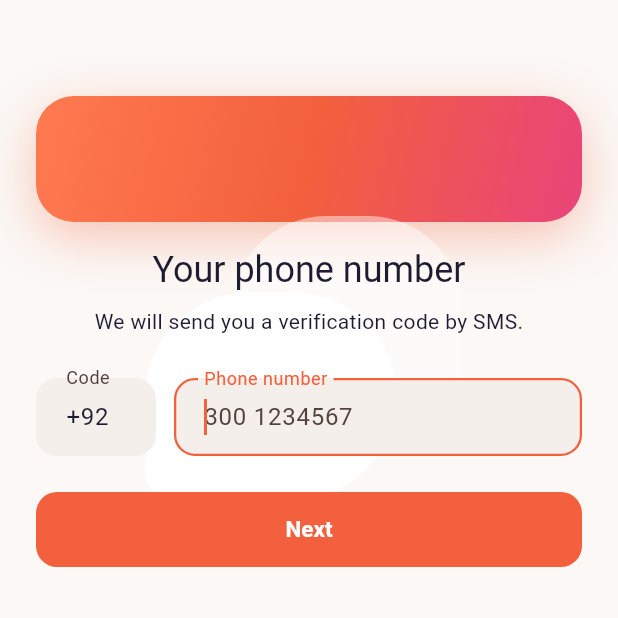
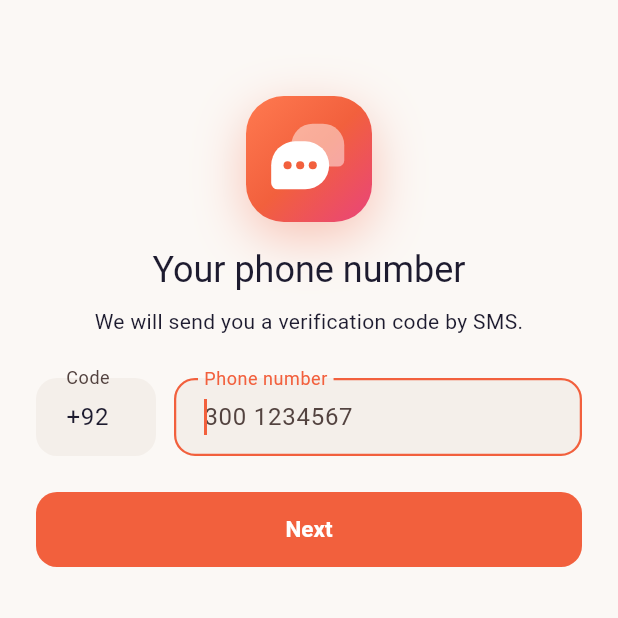
Before and after one commit to itman318/talvio, a Flutter app: the screen it shows after launch, on a phone screen of 412 x 824 dp, the top half of it. Run offline on Flutter 3.47's test engine with Material 3 defaults, Android fonts, the phone set to English and light mode, and no system bars; our stand-ins replace connectivity_plus, file_picker, firebase_core, firebase_messaging, flutter_contacts, flutter_secure_storage and 10 more; missing offline and left inert: cryptography, flutter_ringtone_player, flutter_webrtc, mobile_scanner, no_screenshot, record; accounts and stored records are empty; network calls fail.

Commit message:
Fix BrandMark stretching to full width on the login screen
Co-Authored-By: Claude Opus 5.5 <noreply@anthropic.com>
Claude-Session: https://claude.ai/code/session_01VbtELwHUp86DdQwGuVgtrp

```diff
--- a/mobile/lib/theme/brand.dart
+++ b/mobile/lib/theme/brand.dart
@@ -119,13 +119,18 @@ class BrandMark extends StatelessWidget {
 
   @override
   Widget build(BuildContext context) {
-    return Container(
+    // Align(1,1) keeps the mark square even inside a Column that stretches its children.
+    return Align(
+      widthFactor: 1,
+      heightFactor: 1,
+      child: Container(
       width: size,
       height: size,
       decoration: BoxDecoration(gradient: Brand.heroGradient, borderRadius: BorderRadius.circular(size * 0.3), boxShadow: [
         BoxShadow(color: Brand.primary.withAlpha(90), blurRadius: size * 0.35, offset: Offset(0, size * 0.12)),
       ]),
       child: CustomPaint(painter: _MarkPainter()),
+      ),
     );
   }
 }
@@ -133,7 +138,7 @@ class BrandMark extends StatelessWidget {
 class _MarkPainter extends CustomPainter {
   @override
   void paint(Canvas canvas, Size s) {
-    final w = s.width;
+    final w = s.shortestSide;
     final back = RRect.fromRectAndCorners(
       Rect.fromLTWH(w * 0.36, w * 0.22, w * 0.42, w * 0.34),
       topLeft: Radius.circular(w * 0.17), topRight: Radius.circular(w * 0.17), bottomLeft: Radius.circular(w * 0.17), bottomRight: Radius.circular(w * 0.05),
```
